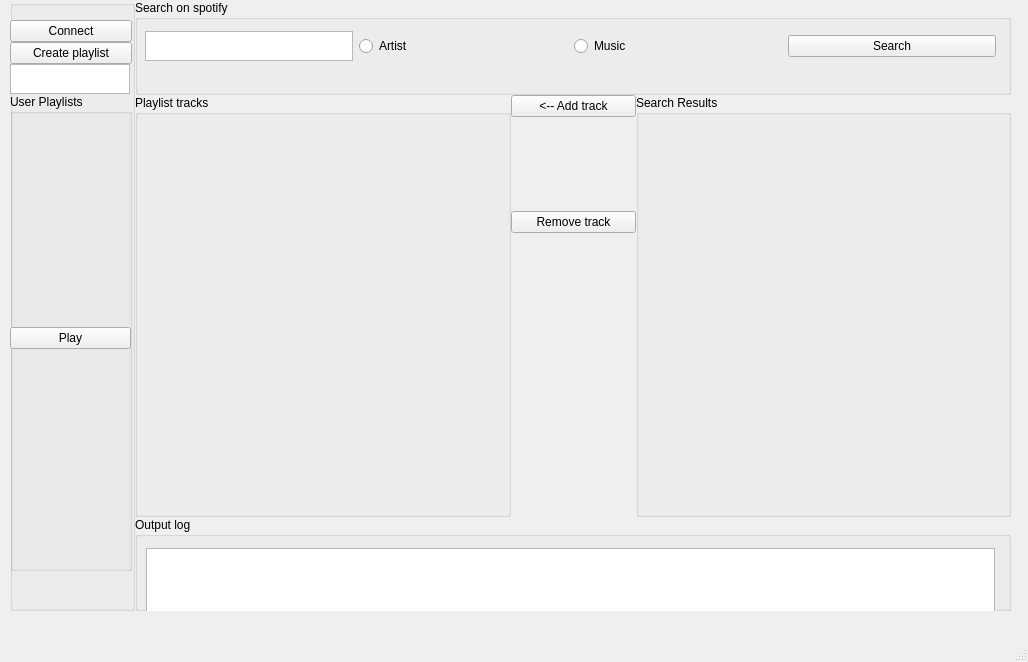
The window that mainwindow.ui (lucascdlima/spotifyapp) describes before a commit, drawn with Qt 5.
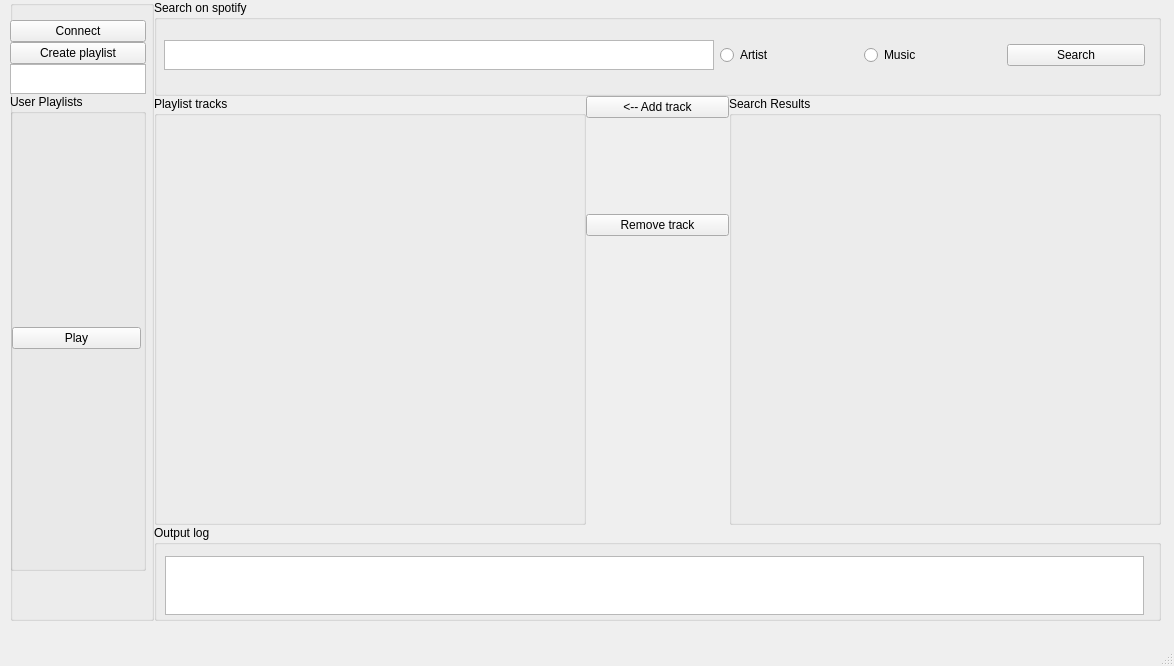
The same window after the commit.

Commit message:
Adds spotifyAPI class method CreatePlaylistWeb() call to create playlist online by request to spotify server.
Changes the title of MainWindow and changes strech factos to improve layout
visualization.

Diff of the .ui file:
```diff
--- a/mainwindow.ui
+++ b/mainwindow.ui
@@ -6,8 +6,8 @@
    <rect>
     <x>0</x>
     <y>0</y>
-    <width>1028</width>
-    <height>662</height>
+    <width>1174</width>
+    <height>666</height>
    </rect>
   </property>
   <property name="sizePolicy">
@@ -25,8 +25,8 @@
      <rect>
       <x>10</x>
       <y>0</y>
-      <width>1001</width>
-      <height>611</height>
+      <width>1151</width>
+      <height>621</height>
      </rect>
     </property>
     <layout class="QGridLayout" name="mainLayout" rowstretch="1,1,1,1,1,1,1,1" columnstretch="1,1,1,1,1,1,1,1">
@@ -55,14 +55,17 @@
          <rect>
           <x>0</x>
           <y>20</y>
-          <width>122</width>
+          <width>141</width>
           <height>551</height>
          </rect>
         </property>
-        <layout class="QVBoxLayout" name="playlistVLayout" stretch="1,1,1,1">
+        <layout class="QVBoxLayout" name="playlistVLayout" stretch="1,1,1,4">
          <property name="spacing">
           <number>0</number>
          </property>
+         <property name="rightMargin">
+          <number>5</number>
+         </property>
          <item>
           <widget class="QPushButton" name="connectBt">
            <property name="text">
@@ -80,14 +83,14 @@
          <item>
           <widget class="QTextEdit" name="playlistNameTxEdit">
            <property name="sizePolicy">
-            <sizepolicy hsizetype="Fixed" vsizetype="Fixed">
-             <horstretch>1</horstretch>
-             <verstretch>1</verstretch>
+            <sizepolicy hsizetype="Preferred" vsizetype="Preferred">
+             <horstretch>0</horstretch>
+             <verstretch>0</verstretch>
             </sizepolicy>
            </property>
            <property name="maximumSize">
             <size>
-             <width>120</width>
+             <width>16777215</width>
              <height>30</height>
             </size>
            </property>
@@ -103,11 +106,14 @@
              <rect>
               <x>0</x>
               <y>29</y>
-              <width>121</width>
+              <width>131</width>
               <height>431</height>
              </rect>
             </property>
             <layout class="QVBoxLayout" name="playGboxVLayout" stretch="0">
+             <property name="leftMargin">
+              <number>2</number>
+             </property>
              <item>
               <widget class="QPushButton" name="playBt">
                <property name="text">
@@ -139,16 +145,16 @@
          <rect>
           <x>10</x>
           <y>30</y>
-          <width>851</width>
-          <height>32</height>
+          <width>981</width>
+          <height>51</height>
          </rect>
         </property>
-        <layout class="QHBoxLayout" name="searchHLayout" stretch="1,1,1,1">
+        <layout class="QHBoxLayout" name="searchHLayout" stretch="4,1,1,1">
          <item>
           <widget class="QTextEdit" name="searchTxEdit">
            <property name="sizePolicy">
             <sizepolicy hsizetype="Preferred" vsizetype="Preferred">
-             <horstretch>1</horstretch>
+             <horstretch>0</horstretch>
              <verstretch>0</verstretch>
             </sizepolicy>
            </property>
@@ -202,7 +208,7 @@
       <widget class="QGroupBox" name="tracksGBox">
        <property name="sizePolicy">
         <sizepolicy hsizetype="Preferred" vsizetype="Preferred">
-         <horstretch>1</horstretch>
+         <horstretch>2</horstretch>
          <verstretch>1</verstretch>
         </sizepolicy>
        </property>
@@ -213,9 +219,9 @@
         <property name="geometry">
          <rect>
           <x>10</x>
-          <y>20</y>
-          <width>361</width>
-          <height>371</height>
+          <y>30</y>
+          <width>411</width>
+          <height>381</height>
          </rect>
         </property>
         <layout class="QVBoxLayout" name="tracksVLayout"/>
@@ -245,8 +251,8 @@
          <rect>
           <x>10</x>
           <y>30</y>
-          <width>851</width>
-          <height>72</height>
+          <width>981</width>
+          <height>61</height>
          </rect>
         </property>
         <layout class="QHBoxLayout" name="logHLayout" stretch="0">
@@ -277,7 +283,7 @@
       <widget class="QGroupBox" name="resultGBox">
        <property name="sizePolicy">
         <sizepolicy hsizetype="Preferred" vsizetype="Preferred">
-         <horstretch>1</horstretch>
+         <horstretch>2</horstretch>
          <verstretch>1</verstretch>
         </sizepolicy>
        </property>
@@ -289,11 +295,11 @@
          <rect>
           <x>10</x>
           <y>30</y>
-          <width>351</width>
-          <height>371</height>
+          <width>411</width>
+          <height>381</height>
          </rect>
         </property>
-        <layout class="QVBoxLayout" name="resultVLayout" stretch=""/>
+        <layout class="QVBoxLayout" name="resultVLayout"/>
        </widget>
       </widget>
      </item>
```
Left out of the diff: 4 changed lines with no effect on the pictures. The commit also changes 1 other file.
